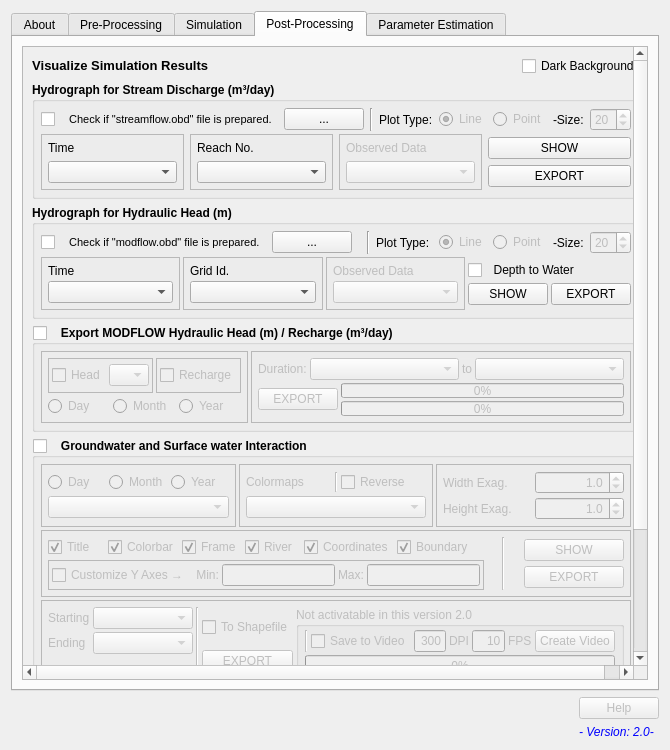
Above: QSWATMOD2/QSWATMOD_dialog_base.ui from spark-brc/QSWATMOD2-plugin before the change. Below: the same form after it.
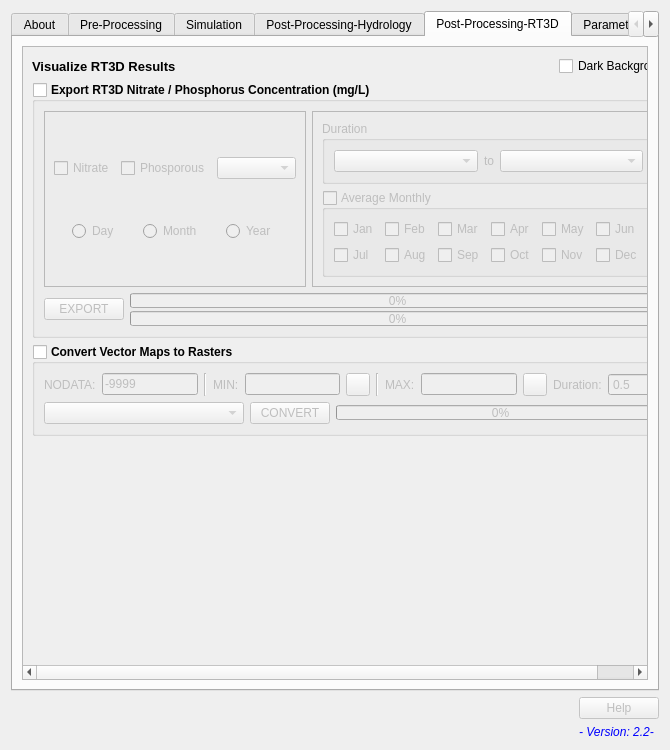
That is the form after the change. The open tabs and pages were chosen to show the change. Icons and pictures are not drawn. Custom widgets are drawn as their Qt base class.

What changed in the file:
```diff
--- a/QSWATMOD2/QSWATMOD_dialog_base.ui
+++ b/QSWATMOD2/QSWATMOD_dialog_base.ui
@@ -3913,7 +3913,7 @@
      </widget>
      <widget class="QWidget" name="tab_4">
       <attribute name="title">
-       <string>Post-Processing</string>
+       <string>Post-Processing-Hydrology</string>
       </attribute>
       <layout class="QVBoxLayout" name="verticalLayout_25">
        <item>
@@ -6142,6 +6142,7 @@
                              <font>
                               <weight>50</weight>
                               <bold>false</bold>
+                              <kerning>true</kerning>
                              </font>
                             </property>
                             <property name="value">
@@ -6150,6 +6151,9 @@
                             <property name="alignment">
                              <set>Qt::AlignRight|Qt::AlignTrailing|Qt::AlignVCenter</set>
                             </property>
+                            <property name="textVisible">
+                             <bool>true</bool>
+                            </property>
                             <property name="format">
                              <string>%p%</string>
                             </property>
@@ -6519,6 +6523,781 @@
        </item>
       </layout>
      </widget>
+     <widget class="QWidget" name="tab_5">
+      <attribute name="title">
+       <string>Post-Processing-RT3D</string>
+      </attribute>
+      <layout class="QVBoxLayout" name="verticalLayout_37">
+       <item>
+        <widget class="QScrollArea" name="scrollArea_4">
+         <property name="widgetResizable">
+          <bool>true</bool>
+         </property>
+         <widget class="QWidget" name="scrollAreaWidgetContents_4">
+          <property name="geometry">
+           <rect>
+            <x>0</x>
+            <y>0</y>
+            <width>626</width>
+            <height>634</height>
+           </rect>
+          </property>
+          <layout class="QVBoxLayout" name="verticalLayout_54">
+           <item>
+            <layout class="QHBoxLayout" name="horizontalLayout_60">
+             <item>
+              <widget class="QLabel" name="label_71">
+               <property name="font">
+                <font>
+                 <pointsize>10</pointsize>
+                 <weight>75</weight>
+                 <bold>true</bold>
+                </font>
+               </property>
+               <property name="text">
+                <string>Visualize RT3D Results</string>
+               </property>
+              </widget>
+             </item>
+             <item>
+              <spacer name="horizontalSpacer_8">
+               <property name="orientation">
+                <enum>Qt::Horizontal</enum>
+               </property>
+               <property name="sizeHint" stdset="0">
+                <size>
+                 <width>40</width>
+                 <height>20</height>
+                </size>
+               </property>
+              </spacer>
+             </item>
+             <item>
+              <widget class="QCheckBox" name="checkBox">
+               <property name="text">
+                <string>Dark Background</string>
+               </property>
+              </widget>
+             </item>
+            </layout>
+           </item>
+           <item>
+            <widget class="QGroupBox" name="groupBox_11">
+             <property name="font">
+              <font>
+               <weight>75</weight>
+               <bold>true</bold>
+              </font>
+             </property>
+             <property name="title">
+              <string>Export RT3D Nitrate / Phosphorus Concentration (mg/L)</string>
+             </property>
+             <property name="checkable">
+              <bool>true</bool>
+             </property>
+             <property name="checked">
+              <bool>false</bool>
+             </property>
+             <layout class="QVBoxLayout" name="verticalLayout_55">
+              <item>
+               <layout class="QVBoxLayout" name="verticalLayout_61">
+                <item>
+                 <layout class="QHBoxLayout" name="horizontalLayout_64">
+                  <item>
+                   <widget class="QFrame" name="frame_5">
+                    <property name="sizePolicy">
+                     <sizepolicy hsizetype="Fixed" vsizetype="Preferred">
+                      <horstretch>0</horstretch>
+                      <verstretch>0</verstretch>
+                     </sizepolicy>
+                    </property>
+                    <property name="frameShape">
+                     <enum>QFrame::StyledPanel</enum>
+                    </property>
+                    <property name="frameShadow">
+                     <enum>QFrame::Raised</enum>
+                    </property>
+                    <layout class="QVBoxLayout" name="verticalLayout_56">
+                     <item>
+                      <layout class="QHBoxLayout" name="horizontalLayout_65">
+                       <item>
+                        <widget class="QCheckBox" name="checkBox_nitrate">
+                         <property name="sizePolicy">
+                          <sizepolicy hsizetype="Fixed" vsizetype="Fixed">
+                           <horstretch>0</horstretch>
+                           <verstretch>0</verstretch>
+                          </sizepolicy>
+                         </property>
+                         <property name="font">
+                          <font>
+                           <weight>50</weight>
+                           <bold>false</bold>
+                          </font>
+                         </property>
+                         <property name="text">
+                          <string>Nitrate</string>
+                         </property>
+                         <attribute name="buttonGroup">
+                          <string notr="true">buttonGroup_rt3d_map</string>
+                         </attribute>
+                        </widget>
+                       </item>
+                       <item>
+                        <widget class="QCheckBox" name="checkBox_phos">
+                         <property name="sizePolicy">
+                          <sizepolicy hsizetype="Fixed" vsizetype="Fixed">
+                           <horstretch>0</horstretch>
+                           <verstretch>0</verstretch>
+                          </sizepolicy>
+                         </property>
+                         <property name="font">
+                          <font>
+                           <weight>50</weight>
+                           <bold>false</bold>
+                          </font>
+                         </property>
+                         <property name="text">
+                          <string>Phosporous</string>
+                         </property>
+                         <attribute name="buttonGroup">
+                          <string notr="true">buttonGroup_rt3d_map</string>
+                         </attribute>
+                        </widget>
+                       </item>
+                       <item>
+                        <widget class="QComboBox" name="comboBox_rt_layer"/>
+                       </item>
+                      </layout>
+                     </item>
+                     <item>
+                      <layout class="QHBoxLayout" name="horizontalLayout_66">
+                       <item>
+                        <widget class="QRadioButton" name="radioButton_mf_rt3d_d">
+                         <property name="sizePolicy">
+                          <sizepolicy hsizetype="Fixed" vsizetype="Fixed">
+                           <horstretch>0</horstretch>
+                           <verstretch>0</verstretch>
+                          </sizepolicy>
+                         </property>
+                         <property name="font">
+                          <font>
+                           <weight>50</weight>
+                           <bold>false</bold>
+                          </font>
+                         </property>
+                         <property name="text">
+                          <string>Day</string>
+                         </property>
+                        </widget>
+                       </item>
+                       <item>
+                        <widget class="QRadioButton" name="radioButton_mf_rt3d_m">
+                         <property name="sizePolicy">
+                          <sizepolicy hsizetype="Fixed" vsizetype="Fixed">
+                           <horstretch>0</horstretch>
+                           <verstretch>0</verstretch>
+                          </sizepolicy>
+                         </property>
+                         <property name="font">
+                          <font>
+                           <weight>50</weight>
+                           <bold>false</bold>
+                          </font>
+                         </property>
+                         <property name="text">
+                          <string>Month</string>
+                         </property>
+                        </widget>
+                       </item>
+                       <item>
+                        <widget class="QRadioButton" name="radioButton_mf_rt3d_y">
+                         <property name="sizePolicy">
+                          <sizepolicy hsizetype="Fixed" vsizetype="Fixed">
+                           <horstretch>0</horstretch>
+                           <verstretch>0</verstretch>
+                          </sizepolicy>
+                         </property>
+                         <property name="font">
+                          <font>
+                           <weight>50</weight>
+                           <bold>false</bold>
+                          </font>
+                         </property>
+                         <property name="text">
+                          <string>Year</string>
+                         </property>
+                        </widget>
+                       </item>
+                      </layout>
+                     </item>
+                    </layout>
+                   </widget>
+                  </item>
+                  <item>
+                   <widget class="QFrame" name="frame_19">
+                    <property name="frameShape">
+                     <enum>QFrame::StyledPanel</enum>
+                    </property>
+                    <property name="frameShadow">
+                     <enum>QFrame::Raised</enum>
+                    </property>
+                    <layout class="QVBoxLayout" name="verticalLayout_57">
+                     <item>
+                      <layout class="QVBoxLayout" name="verticalLayout_58">
+                       <item>
+                        <widget class="QGroupBox" name="groupBox_rt_duration">
+                         <property name="font">
+                          <font>
+                           <weight>50</weight>
+                           <bold>false</bold>
+                          </font>
+                         </property>
+                         <property name="title">
+                          <string>Duration</string>
+                         </property>
+                         <property name="checkable">
+                          <bool>false</bool>
+                         </property>
+                         <property name="checked">
+                          <bool>false</bool>
+                         </property>
+                         <layout class="QHBoxLayout" name="horizontalLayout_70">
+                          <item>
+                           <widget class="QComboBox" name="comboBox_rt_results_sdate"/>
+                          </item>
+                          <item>
+                           <widget class="QLabel" name="label_73">
+                            <property name="sizePolicy">
+                             <sizepolicy hsizetype="Fixed" vsizetype="Preferred">
+                              <horstretch>0</horstretch>
+                              <verstretch>0</verstretch>
+                             </sizepolicy>
+                            </property>
+                            <property name="font">
+                             <font>
+                              <weight>50</weight>
+                              <bold>false</bold>
+                             </font>
+                            </property>
+                            <property name="text">
+                             <string>to</string>
+                            </property>
+                           </widget>
+                          </item>
+                          <item>
+                           <widget class="QComboBox" name="comboBox_rt_results_edate"/>
+                          </item>
+                         </layout>
+                        </widget>
+                       </item>
+                       <item>
+                        <widget class="QgsCollapsibleGroupBox" name="mGroupBox_rt_avg">
+                         <property name="font">
+                          <font>
+                           <weight>50</weight>
+                           <bold>false</bold>
+                          </font>
+                         </property>
+                         <property name="title">
+                          <string>Average Monthly</string>
+                         </property>
+                         <property name="checkable">
+                          <bool>true</bool>
+                         </property>
+                         <property name="checked">
+                          <bool>false</bool>
+                         </property>
+                         <property name="collapsed">
+                          <bool>false</bool>
+                         </property>
+                         <property name="saveCollapsedState">
+                          <bool>false</bool>
+                         </property>
+                         <layout class="QVBoxLayout" name="verticalLayout_59">
+                          <item>
+                           <layout class="QGridLayout" name="gridLayout">
+                            <item row="0" column="2">
+                             <widget class="QCheckBox" name="checkBox_rt_mar">
+                              <property name="sizePolicy">
+                               <sizepolicy hsizetype="Fixed" vsizetype="Fixed">
+                                <horstretch>0</horstretch>
+                                <verstretch>0</verstretch>
+                               </sizepolicy>
+                              </property>
+                              <property name="text">
+                               <string>Mar</string>
+                              </property>
+                             </widget>
+                            </item>
+                            <item row="0" column="0">
+                             <widget class="QCheckBox" name="checkBox_rt_jan">
+                              <property name="sizePolicy">
+                               <sizepolicy hsizetype="Fixed" vsizetype="Fixed">
+                                <horstretch>0</horstretch>
+                                <verstretch>0</verstretch>
+                               </sizepolicy>
+                              </property>
+                              <property name="text">
+                               <string>Jan</string>
+                              </property>
+                             </widget>
+                            </item>
+                            <item row="0" column="4">
+                             <widget class="QCheckBox" name="checkBox_rt_may">
+                              <property name="sizePolicy">
+                               <sizepolicy hsizetype="Fixed" vsizetype="Fixed">
+                                <horstretch>0</horstretch>
+                                <verstretch>0</verstretch>
+                               </sizepolicy>
+                              </property>
+                              <property name="text">
+                               <string>May</string>
+                              </property>
+                             </widget>
+                            </item>
+                            <item row="0" column="1">
+                             <widget class="QCheckBox" name="checkBox_rt_feb">
+                              <property name="sizePolicy">
+                               <sizepolicy hsizetype="Fixed" vsizetype="Fixed">
+                                <horstretch>0</horstretch>
+                                <verstretch>0</verstretch>
+                               </sizepolicy>
+                              </property>
+                              <property name="text">
+                               <string>Feb</string>
+                              </property>
+                             </widget>
+                            </item>
+                            <item row="0" column="3">
+                             <widget class="QCheckBox" name="checkBox_rt_apr">
+                              <property name="sizePolicy">
+                               <sizepolicy hsizetype="Fixed" vsizetype="Fixed">
+                                <horstretch>0</horstretch>
+                                <verstretch>0</verstretch>
+                               </sizepolicy>
+                              </property>
+                              <property name="text">
+                               <string>Apr</string>
+                              </property>
+                             </widget>
+                            </item>
+                            <item row="0" column="5">
+                             <widget class="QCheckBox" name="checkBox_rt_jun">
+                              <property name="sizePolicy">
+                               <sizepolicy hsizetype="Fixed" vsizetype="Fixed">
+                                <horstretch>0</horstretch>
+                                <verstretch>0</verstretch>
+                               </sizepolicy>
+                              </property>
+                              <property name="text">
+                               <string>Jun</string>
+                              </property>
+                             </widget>
+                            </item>
+                            <item row="1" column="0">
+                             <widget class="QCheckBox" name="checkBox_rt_jul">
+                              <property name="text">
+                               <string>Jul</string>
+                              </property>
+                             </widget>
+                            </item>
+                            <item row="1" column="1">
+                             <widget class="QCheckBox" name="checkBox_rt_aug">
+                              <property name="text">
+                               <string>Aug</string>
+                              </property>
+                             </widget>
+                            </item>
+                            <item row="1" column="2">
+                             <widget class="QCheckBox" name="checkBox_rt_sep">
+                              <property name="text">
+                               <string>Sep</string>
+                              </property>
+                             </widget>
+                            </item>
+                            <item row="1" column="3">
+                             <widget class="QCheckBox" name="checkBox_rt_oct">
+                              <property name="text">
+                               <string>Oct</string>
+                              </property>
+                             </widget>
+                            </item>
+                            <item row="1" column="4">
+                             <widget class="QCheckBox" name="checkBox_rt_nov">
+                              <property name="text">
+                               <string>Nov</string>
+                              </property>
+                             </widget>
+                            </item>
+                            <item row="1" column="5">
+                             <widget class="QCheckBox" name="checkBox_rt_dec">
+                              <property name="text">
+                               <string>Dec</string>
+                              </property>
+                             </widget>
+                            </item>
+                           </layout>
+                          </item>
+                         </layout>
+                        </widget>
+                       </item>
+                      </layout>
+                     </item>
+                    </layout>
+                   </widget>
+                  </item>
+                 </layout>
+                </item>
+                <item>
+                 <layout class="QHBoxLayout" name="horizontalLayout_67">
+                  <item>
+                   <widget class="QPushButton" name="pushButton_export_rt_results">
+                    <property name="font">
+                     <font>
+                      <weight>50</weight>
+                      <bold>false</bold>
+                     </font>
+                    </property>
+                    <property name="text">
+                     <string>EXPORT</string>
+                    </property>
+                   </widget>
+                  </item>
+                  <item>
+                   <layout class="QVBoxLayout" name="verticalLayout_62">
+                    <property name="spacing">
+                     <number>3</number>
+                    </property>
+                    <item>
+                     <widget class="QProgressBar" name="progressBar_rt">
+                      <property name="maximumSize">
+                       <size>
+                        <width>16777215</width>
+                        <height>15</height>
+                       </size>
+                      </property>
+                      <property name="font">
+                       <font>
+                        <weight>50</weight>
+                        <bold>false</bold>
+                       </font>
+                      </property>
+                      <property name="value">
+                       <number>0</number>
+                      </property>
+                     </widget>
+                    </item>
+                    <item>
+                     <widget class="QProgressBar" name="progressBar_rt_results">
+                      <property name="maximumSize">
+                       <size>
+                        <width>16777215</width>
+                        <height>15</height>
+                       </size>
+                      </property>
+                      <property name="font">
+                       <font>
+                        <weight>50</weight>
+                        <bold>false</bold>
+                       </font>
+                      </property>
+                      <property name="value">
+                       <number>0</number>
+                      </property>
+                     </widget>
+                    </item>
+                   </layout>
+                  </item>
+                 </layout>
+                </item>
+               </layout>
+              </item>
+             </layout>
+            </widget>
+           </item>
+           <item>
+            <widget class="QgsCollapsibleGroupBox" name="mGroupBox_cvt_vtr">
+             <property name="font">
+              <font>
+               <weight>75</weight>
+               <bold>true</bold>
+              </font>
+             </property>
+             <property name="title">
+              <string>Convert Vector Maps to Rasters</string>
+             </property>
+             <property name="checkable">
+              <bool>true</bool>
+             </property>
+             <property name="checked">
+              <bool>false</bool>
+             </property>
+             <property name="collapsed">
+              <bool>false</bool>
+             </property>
+             <property name="saveCollapsedState">
+              <bool>false</bool>
+             </property>
+             <layout class="QVBoxLayout" name="verticalLayout_60">
+              <item>
+               <layout class="QHBoxLayout" name="horizontalLayout_69">
+                <property name="topMargin">
+                 <number>0</number>
+                </property>
+                <item>
+                 <widget class="QLabel" name="label_72">
+                  <property name="font">
+                   <font>
+                    <weight>50</weight>
+                    <bold>false</bold>
+                   </font>
+                  </property>
+                  <property name="text">
+                   <string>NODATA:</string>
+                  </property>
+                 </widget>
+                </item>
+                <item>
+                 <widget class="QLineEdit" name="lineEdit_nodata">
+                  <property name="font">
+                   <font>
+                    <weight>50</weight>
+                    <bold>false</bold>
+                   </font>
+                  </property>
+                  <property name="text">
+                   <string>-9999</string>
+                  </property>
+                 </widget>
+                </item>
+                <item>
+                 <widget class="Line" name="line_20">
+                  <property name="orientation">
+                   <enum>Qt::Vertical</enum>
+                  </property>
+                 </widget>
+                </item>
+                <item>
+                 <widget class="QLabel" name="label_74">
+                  <property name="font">
+                   <font>
+                    <weight>50</weight>
+                    <bold>false</bold>
+                   </font>
+                  </property>
+                  <property name="text">
+                   <string>MIN:</string>
+                  </property>
+                 </widget>
+                </item>
+                <item>
+                 <widget class="QLineEdit" name="lineEdit">
+                  <property name="font">
+                   <font>
+                    <weight>50</weight>
+                    <bold>false</bold>
+                   </font>
+                  </property>
+                 </widget>
+                </item>
+                <item>
+                 <widget class="QgsColorButton" name="mColorButton_min_rmap">
+                  <property name="font">
+                   <font>
+                    <weight>50</weight>
+                    <bold>false</bold>
+                   </font>
+                  </property>
+                  <property name="color">
+                   <color>
+                    <red>255</red>
+                    <green>255</green>
+                    <blue>255</blue>
+                   </color>
+                  </property>
+                  <property name="defaultColor">
+                   <color>
+                    <red>255</red>
+                    <green>255</green>
+                    <blue>255</blue>
+                   </color>
+                  </property>
+                  <property name="showNoColor">
+                   <bool>false</bool>
+                  </property>
+                 </widget>
+                </item>
+                <item>
+                 <widget class="Line" name="line_19">
+                  <property name="orientation">
+                   <enum>Qt::Vertical</enum>
+                  </property>
+                 </widget>
+                </item>
+                <item>
+                 <widget class="QLabel" name="label_75">
+                  <property name="font">
+                   <font>
+                    <weight>50</weight>
+                    <bold>false</bold>
+                   </font>
+                  </property>
+                  <property name="text">
+                   <string>MAX:</string>
+                  </property>
+                 </widget>
+                </item>
+                <item>
+                 <widget class="QLineEdit" name="lineEdit_2">
+                  <property name="font">
+                   <font>
+                    <weight>50</weight>
+                    <bold>false</bold>
+                   </font>
+                  </property>
+                 </widget>
+                </item>
+                <item>
+                 <widget class="QgsColorButton" name="mColorButton_max_rmap">
+                  <property name="color">
+                   <color>
+                    <red>0</red>
+                    <green>0</green>
+                    <blue>0</blue>
+                   </color>
+                  </property>
+                  <property name="defaultColor">
+                   <color>
+                    <red>0</red>
+                    <green>0</green>
+                    <blue>0</blue>
+                   </color>
+                  </property>
+                  <property name="showNoColor">
+                   <bool>false</bool>
+                  </property>
+                  <property name="noColorString">
+                   <string>No color</string>
+                  </property>
+                 </widget>
+                </item>
+                <item>
+                 <widget class="QLabel" name="label_76">
+                  <property name="font">
+                   <font>
+                    <weight>50</weight>
+                    <bold>false</bold>
+                   </font>
+                  </property>
+                  <property name="text">
+                   <string>Duration:</string>
+                  </property>
+                 </widget>
+                </item>
+                <item>
+                 <widget class="QDoubleSpinBox" name="doubleSpinBox_ani_r_time">
+                  <property name="font">
+                   <font>
+                    <weight>50</weight>
+                    <bold>false</bold>
+                   </font>
+                  </property>
+                  <property name="decimals">
+                   <number>1</number>
+                  </property>
+                  <property name="singleStep">
+                   <double>0.100000000000000</double>
+                  </property>
+                  <property name="value">
+                   <double>0.500000000000000</double>
+                  </property>
+                 </widget>
+                </item>
+               </layout>
+              </item>
+              <item>
+               <layout class="QHBoxLayout" name="horizontalLayout_68">
+                <property name="leftMargin">
+                 <number>0</number>
+                </property>
+                <item>
+                 <widget class="QComboBox" name="comboBox_vector_lyrs">
+                  <property name="minimumSize">
+                   <size>
+                    <width>200</width>
+                    <height>0</height>
+                   </size>
+                  </property>
+                  <property name="maximumSize">
+                   <size>
+                    <width>16777215</width>
+                    <height>16777215</height>
+                   </size>
+                  </property>
+                  <property name="font">
+                   <font>
+                    <weight>50</weight>
+                    <bold>false</bold>
+                   </font>
+                  </property>
+                 </widget>
+                </item>
+                <item>
+                 <widget class="QPushButton" name="pushButton_cvt_vtr">
+                  <property name="font">
+                   <font>
+                    <weight>50</weight>
+                    <bold>false</bold>
+                   </font>
+                  </property>
+                  <property name="text">
+                   <string>CONVERT</string>
+                  </property>
+                 </widget>
+                </item>
+                <item>
+                 <widget class="QProgressBar" name="progressBar_cvt_vtr">
+                  <property name="maximumSize">
+                   <size>
+                    <width>16777215</width>
+                    <height>15</height>
+                   </size>
+                  </property>
+                  <property name="font">
+                   <font>
+                    <weight>50</weight>
+                    <bold>false</bold>
+                   </font>
+                  </property>
+                  <property name="value">
+                   <number>0</number>
+                  </property>
+                 </widget>
+                </item>
+               </layout>
+              </item>
+             </layout>
+            </widget>
+           </item>
+           <item>
+            <spacer name="verticalSpacer_3">
+             <property name="orientation">
+              <enum>Qt::Vertical</enum>
+             </property>
+             <property name="sizeHint" stdset="0">
+              <size>
+               <width>20</width>
+               <height>40</height>
+              </size>
+             </property>
+            </spacer>
+           </item>
+          </layout>
+         </widget>
+        </widget>
+       </item>
+      </layout>
+     </widget>
      <widget class="QWidget" name="tab">
       <attribute name="title">
        <string>Parameter Estimation</string>
@@ -6694,7 +7473,7 @@
           </font>
          </property>
          <property name="text">
-          <string>&lt;html&gt;&lt;head/&gt;&lt;body&gt;&lt;p&gt;&lt;span style=&quot; color:#0000ff;&quot;&gt;- Version: 2.0-&lt;/span&gt;&lt;/p&gt;&lt;/body&gt;&lt;/html&gt;</string>
+          <string>&lt;html&gt;&lt;head/&gt;&lt;body&gt;&lt;p&gt;&lt;span style=&quot; color:#0000ff;&quot;&gt;- Version: 2.2-&lt;/span&gt;&lt;/p&gt;&lt;/body&gt;&lt;/html&gt;</string>
          </property>
          <property name="alignment">
           <set>Qt::AlignBottom|Qt::AlignLeading|Qt::AlignLeft</set>
@@ -6714,6 +7493,11 @@
    <header>qgscollapsiblegroupbox.h</header>
    <container>1</container>
   </customwidget>
+  <customwidget>
+   <class>QgsColorButton</class>
+   <extends>QToolButton</extends>
+   <header>qgscolorbutton.h</header>
+  </customwidget>
  </customwidgets>
  <connections>
   <connection>
```
Left out of the diff: 23 changed lines with no effect on the pictures.
